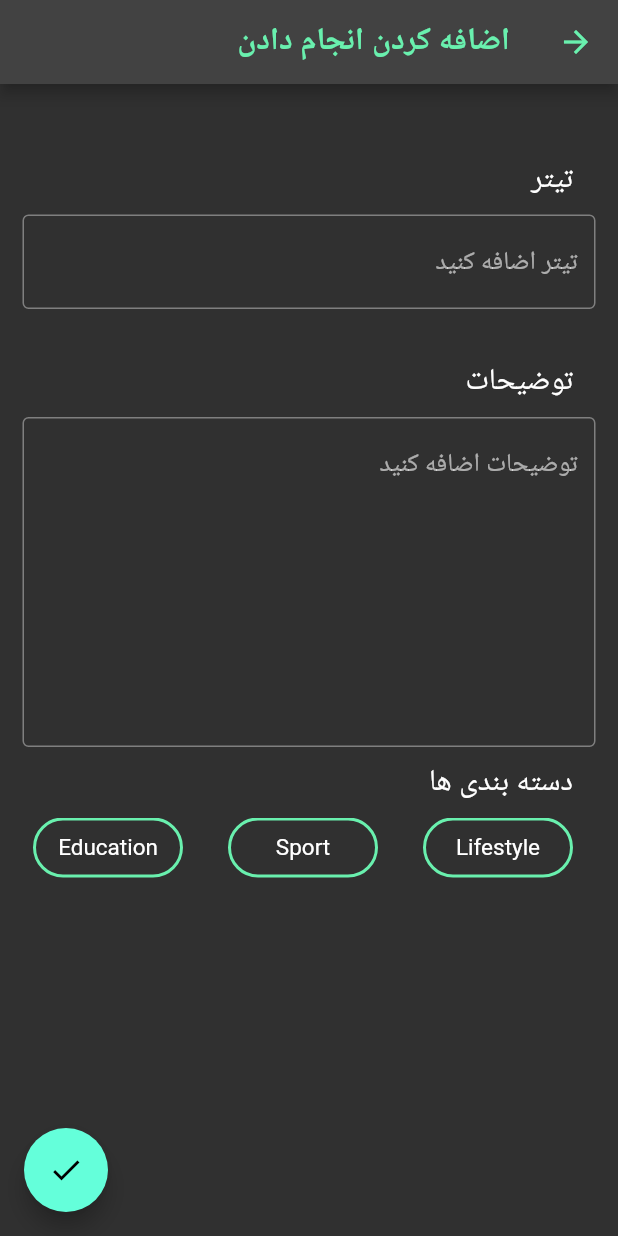
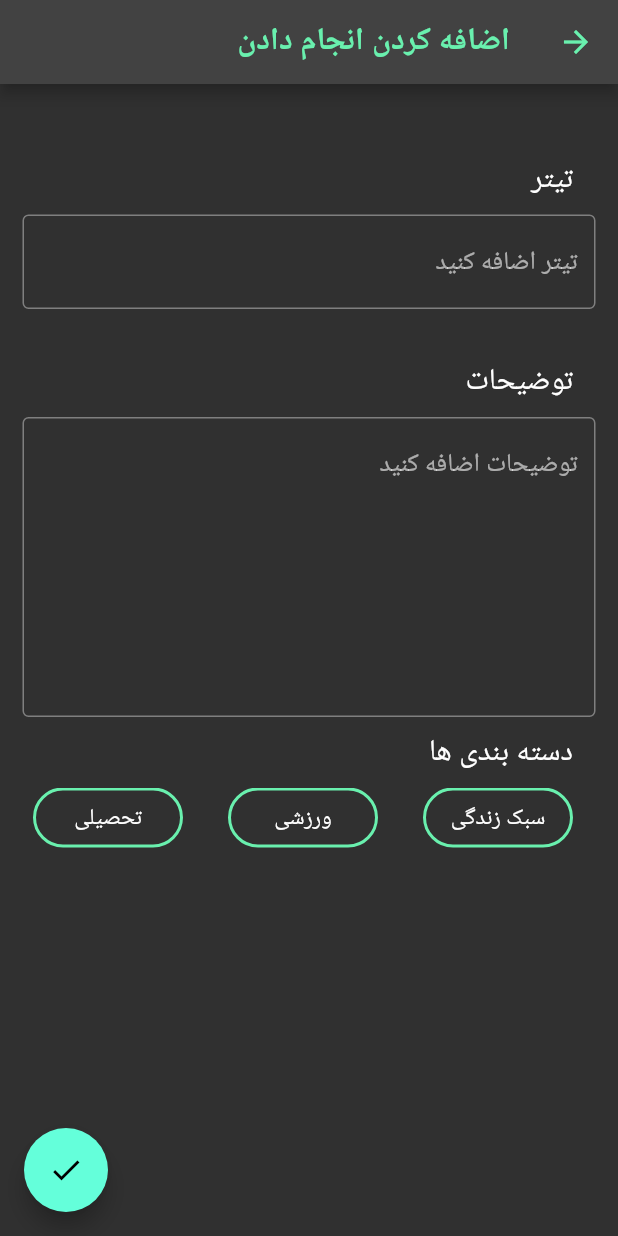
Before and after one commit to amin-mirzakuchaki-negah/todos_app, a Flutter app: the AddTodoScreen screen opened directly, after a tap on the "done" icon, on a phone screen of 412 x 824 dp. Run offline on Flutter 3.47's test engine with Material 2 defaults, Android fonts, the phone set to English and light mode, and no system bars; our stand-ins replace bloc, bloc_concurrency, dartz, equatable, flutter_bloc, get_it and 3 more; accounts and stored records are empty.

Commit message:
Finished adding todos (almost)

```diff
--- a/lib/core/util/extension.dart
+++ b/lib/core/util/extension.dart
@@ -1,5 +1,6 @@
 import 'package:shamsi_date/shamsi_date.dart';
 import 'package:todos_app/core/util/enum.dart';
+import 'package:todos_app/features/todo_list/domain/entities/todo_list_entity.dart';
 
 extension StringExt on String {
   MyCategory? get toCategory {
@@ -10,6 +11,18 @@ extension StringExt on String {
         return MyCategory.sport;
       case 'EDUCATION':
         return MyCategory.education;
+    }
+    return null;
+  }
+
+  String? get toFarsiString {
+    switch (this) {
+      case 'MyCategory.sport':
+        return 'ورزشی';
+      case 'MyCategory.lifeStyle':
+        return 'سبک زندگی';
+      case 'MyCategory.education':
+        return 'تحصیلی';
     }
     return null;
   }
@@ -38,11 +51,27 @@ extension CategoryExt on MyCategory {
         return 'EDUCATION';
     }
   }
+
+  String get toStringValue {
+    switch (this) {
+      case MyCategory.lifeStyle:
+        return 'سبک زندگی';
+      case MyCategory.sport:
+        return 'ورزشی';
+      case MyCategory.education:
+        return 'تحصیلی';
+    }
+  }
 }
-
 
 extension JalaliExt on Jalali {
   String get toValue {
     return toDateTime().toString();
   }
 }
+
+extension TodoListEntityExt on TodoListEntity {
+  List<dynamic> toList() {
+    return [title, description, id, done, createdAt, updatedAt, category];
+  }
+}
--- a/lib/features/todo_list/domain/usecases/add_todo_list.dart
+++ b/lib/features/todo_list/domain/usecases/add_todo_list.dart
@@ -16,7 +16,7 @@ class AddTodoList implements UseCase<List<TodoListEntity>, Params> {
 
   @override
   Future<Either<Failure, List<TodoListEntity>>> call(Params params) async {
-    return await todoListRepository.getTodoList();
+    return await todoListRepository.addTodoList(params.entity);
   }
 }
 
--- a/lib/features/todo_list/presentation/bloc/todo_list_bloc.dart
+++ b/lib/features/todo_list/presentation/bloc/todo_list_bloc.dart
@@ -1,4 +1,5 @@
 import 'package:bloc/bloc.dart';
+import 'package:bloc_concurrency/bloc_concurrency.dart';
 import 'package:equatable/equatable.dart';
 import 'package:injectable/injectable.dart';
 import 'package:todos_app/features/todo_list/domain/entities/todo_list_entity.dart';
@@ -23,7 +24,7 @@ class TodoListBloc extends Bloc<TodoListEvent, TodoListState> {
         super(TodoListInitialState()) {
     //Initializing our bloc
     on<GetTodoListEvent>(_onGetTodoListEvent);
-    on<AddTodoListEvent>(_onAddTodoListEvent);
+    on<AddTodoListEvent>(_onAddTodoListEvent, transformer: droppable());
   }
 
   Future<void> _onGetTodoListEvent(
@@ -43,17 +44,32 @@ class TodoListBloc extends Bloc<TodoListEvent, TodoListState> {
     AddTodoListEvent event,
     Emitter<TodoListState> emit,
   ) async {
-    final todo = await _addTodoList(
-      Params(
-        entity: TodoListEntity.create(
-            title: event.title,
-            description: event.description,
-            category: event.category),
-      ),
+    final title = event.title;
+    final description = event.description;
+    final category = event.category;
+    if (title.isEmpty) {
+      emit(TitleInputFailureState(items: state.items));
+      return;
+    }
+
+    if (description.isEmpty) {
+      emit(DescriptionInputFailureState(items: state.items));
+      return;
+    }
+
+    if (category == null) {
+      emit(CategoryInputFailureState(items: state.items));
+      return;
+    }
+    final body = TodoListEntity.create(
+      title: title,
+      description: description,
+      category: category,
     );
+    final todo = await _addTodoList(Params(entity: body));
 
     final newState = await todo.fold(
-      (failure) async => const AddTodoListToCacheFailureState(),
+      (failure) async =>  AddTodoListToCacheFailureState(items: state.items),
       (todolist) async => AddTodoListSuccessState(items: todolist),
     );
     emit(newState);
--- a/lib/features/todo_list/presentation/bloc/todo_list_bloc_event.dart
+++ b/lib/features/todo_list/presentation/bloc/todo_list_bloc_event.dart
@@ -4,7 +4,7 @@ sealed class TodoListEvent extends Equatable {
   const TodoListEvent();
 
   @override
-  List<Object> get props => [];
+  List<Object?> get props => [];
 }
 
 class GetTodoListEvent extends TodoListEvent {}
@@ -12,7 +12,14 @@ class GetTodoListEvent extends TodoListEvent {}
 class AddTodoListEvent extends TodoListEvent {
   final String title;
   final String description;
-  final MyCategory category;
+  final MyCategory? category;
 
-  const AddTodoListEvent({required this.title,required this.description,required this.category});
+  const AddTodoListEvent({
+    required this.title,
+    required this.description,
+    required this.category,
+  });
+
+  @override
+  List<Object?> get props => [title, description, category];
 }
--- a/lib/features/todo_list/presentation/bloc/todo_list_bloc_state.dart
+++ b/lib/features/todo_list/presentation/bloc/todo_list_bloc_state.dart
@@ -15,27 +15,22 @@ final class TodoListInitialState extends TodoListState {}
 
 class TitleInputFailureState extends TodoListState {
 
-  // const TitleInputFailureState({required super.items});
+  const TitleInputFailureState({required super.items});
 
-  final String? message;
-
-  const TitleInputFailureState([this.message]);
-
-  @override
-  List<Object?> get props => [message];
 }
 
 class DescriptionInputFailureState extends TodoListState {
 
-  // const DescriptionInputFailureState({required super.items});
+  const DescriptionInputFailureState({required super.items});
 
-  final String? message;
+}
 
-  const DescriptionInputFailureState([this.message]);
+class CategoryInputFailureState extends TodoListState {
 
-  @override
-  List<Object?> get props => [message];
+  const CategoryInputFailureState({required super.items});
+
 }
+
 
 class TodoListLoadingState extends TodoListState {
 
@@ -62,8 +57,8 @@ class GetTodoListFromCacheFailureState extends TodoListState {
 class AddTodoListToCacheFailureState extends TodoListState {
   final String? message;
 
-  const AddTodoListToCacheFailureState([this.message]);
+  const AddTodoListToCacheFailureState({required super.items, this.message});
 
   @override
-  List<Object?> get props => [message];
+  List<Object?> get props => [message, items];
 }
--- a/lib/features/todo_list/presentation/screens/add_todo_screen.dart
+++ b/lib/features/todo_list/presentation/screens/add_todo_screen.dart
@@ -1,12 +1,13 @@
 import 'package:flutter/material.dart';
-import 'package:todos_app/features/todo_list/presentation/widgets/enum_list_row.dart';
-import 'package:todos_app/features/todo_list/presentation/widgets/horizontal_list_view.dart';
-import 'package:todos_app/features/todo_list/presentation/widgets/input_titles.dart';
+import 'package:flutter_bloc/flutter_bloc.dart';
+import 'package:todos_app/core/util/extension.dart';
 
 import '../../../../core/util/enum.dart';
+import '../bloc/todo_list_bloc.dart';
+import '../widgets/input_titles.dart';
 
 class AddTodoScreen extends StatefulWidget {
-  AddTodoScreen({super.key});
+  const AddTodoScreen({super.key});
 
   @override
   State<AddTodoScreen> createState() => _AddTodoScreenState();
@@ -17,18 +18,21 @@ class _AddTodoScreenState extends State<AddTodoScreen> {
 
   final TextEditingController _descriptionController = TextEditingController();
 
-  List<String> categories = ['item1', 'item2', 'item3'];
+  int _selectedIndex = -1;
 
-  bool isTapped = false;
-
-  int selectedIndex = -1;
-
+  MyCategory? _selectedCategory;
 
   @override
   Widget build(BuildContext context) {
     double paddingSymmetricValue = 15;
-List<String> myCategories = enumToList();
-    return Scaffold(
+    return BlocListener<TodoListBloc, TodoListState>(
+      listener: (context, state) {
+        print(state);
+        if (state is AddTodoListSuccessState) {
+          Navigator.of(context).pop();
+        }
+      },
+      child: Scaffold(
         appBar: AppBar(
           title: const Text('اضافه کردن انجام دادن',
               style: TextStyle(color: Colors.greenAccent)),
@@ -41,12 +45,16 @@ List<String> myCategories = enumToList();
         ),
         floatingActionButton: FloatingActionButton(
           onPressed: () {
-            addTodo();
+            _addTodo();
           },
-          child: Icon(Icons.done)),
+          child: const Icon(Icons.done),
+        ),
         body: Padding(
           padding: EdgeInsets.only(
-            top: 50, left: paddingSymmetricValue, right: paddingSymmetricValue),
+              top: 50,
+              left: paddingSymmetricValue,
+              right: paddingSymmetricValue),
+          child: SingleChildScrollView(
             child: Column(
               children: [
                 InputTitle(text: 'تیتر'),
@@ -70,18 +78,18 @@ List<String> myCategories = enumToList();
                     border: OutlineInputBorder(),
                     hintText: 'توضیحات اضافه کنید',
                   ),
-              minLines: 9,
-              maxLines: 9,
+                  minLines: 8,
+                  maxLines: 8,
                 ),
                 const SizedBox(height: 10),
                 InputTitle(text: 'دسته بندی ها'),
                 const SizedBox(height: 10),
-            Container(
+                SizedBox(
                   height: 40,
                   child: ListView.builder(
                     scrollDirection: Axis.horizontal,
                     shrinkWrap: true,
-                itemCount: myCategories.length,
+                    itemCount: MyCategory.values.length,
                     itemBuilder: (BuildContext context, int index) {
                       return Padding(
                         padding: const EdgeInsets.symmetric(horizontal: 15),
@@ -91,16 +99,17 @@ List<String> myCategories = enumToList();
                           child: ElevatedButton(
                             onPressed: () {
                               setState(() {
-                            if (selectedIndex == index) {
-                              selectedIndex = -1; // Deselect the button
+                                if (_selectedIndex == index) {
+                                  _selectedIndex = -1; // Deselect the button
                                 } else {
-                              selectedIndex = index; // Select the button
+                                  _selectedIndex = index; // Select the button
+                                  _selectedCategory = MyCategory.values[index];
                                 }
                               });
                             },
                             style: ElevatedButton.styleFrom(
-                          backgroundColor: selectedIndex == index
-                              ? Colors.grey
+                              backgroundColor: _selectedIndex == index
+                                  ? Colors.white
                                   : Colors.transparent,
                               elevation: 0,
                               shape: RoundedRectangleBorder(
@@ -112,9 +121,9 @@ List<String> myCategories = enumToList();
                               ),
                             ),
                             child: Text(
-                          myCategories[index],
+                              MyCategory.values[index].toStringValue,
                               style: TextStyle(
-                            color: selectedIndex == index
+                                color: _selectedIndex == index
                                     ? Colors.black
                                     : Colors.white,
                                 fontWeight: FontWeight.w400,
@@ -129,15 +138,30 @@ List<String> myCategories = enumToList();
               ],
             ),
           ),
+        ),
+      ),
     );
   }
 
-  addTodo() {}
+  void _addTodo() {
+    context.read<TodoListBloc>().add(AddTodoListEvent(
+          title: _titleController.text,
+          description: _descriptionController.text,
+          category: _selectedCategory,
+        ));
+  }
 
-  List<String> enumToList() {
-    return MyCategory.values.map((category) {
-    String categoryString = category.toString().split('.').last;
-    return categoryString[0].toUpperCase() + categoryString.substring(1).toLowerCase().replaceAll('_', ' ');
-  }).toList();
+  // MyCategory _stringToEnum({required MyCategory myCategory}) {
+  //   print(myCategory);
+  //   switch (myCategory) {
+  //     case 'lifeStyle':
+  //       return MyCategory.lifeStyle;
+  //     case 'Sport':
+  //       return MyCategory.sport;
+  //     case 'Education':
+  //       return MyCategory.education;
+  //     default:
+  //       throw ArgumentError('Invalid category string: $myCategory');
+  //   }
+  // }
 }
-}
```
Also changed, not shown: lib/features/todo_list/presentation/screens/main_screen.dart (+12 -6 lines), lib/features/todo_list/presentation/widgets/check_box.dart (added, +16 -0 lines), lib/features/todo_list/presentation/widgets/enum_list_row.dart (deleted, +0 -59 lines), lib/features/todo_list/presentation/widgets/horizontal_list_view.dart (deleted, +0 -34 lines), lib/features/todo_list/presentation/widgets/todo_cards.dart (added, +76 -0 lines), lib/features/todo_list/presentation/widgets/todo_display.dart (+50 -3 lines). Lines whose indentation alone changed are shown as unchanged.
